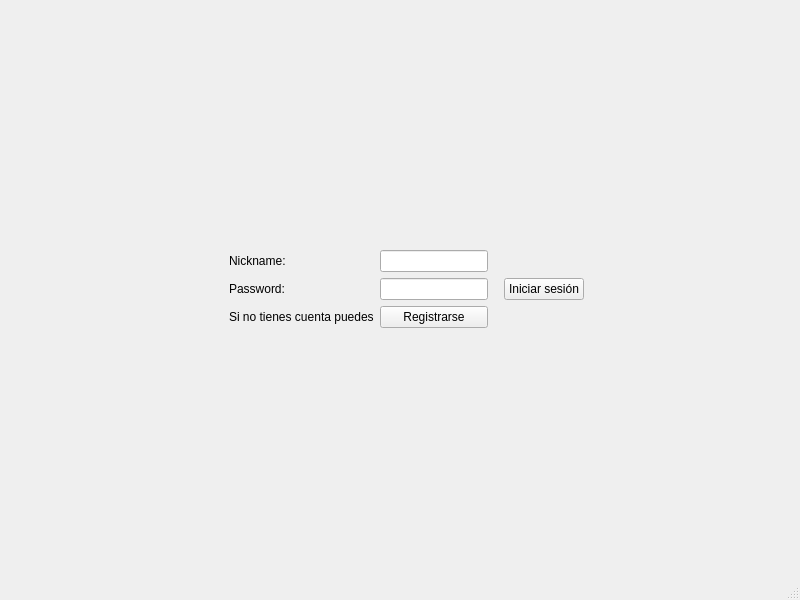
The window that mainwindow.ui (Sunimik1975/ihm_4connect) describes before a commit, drawn with Qt 5.
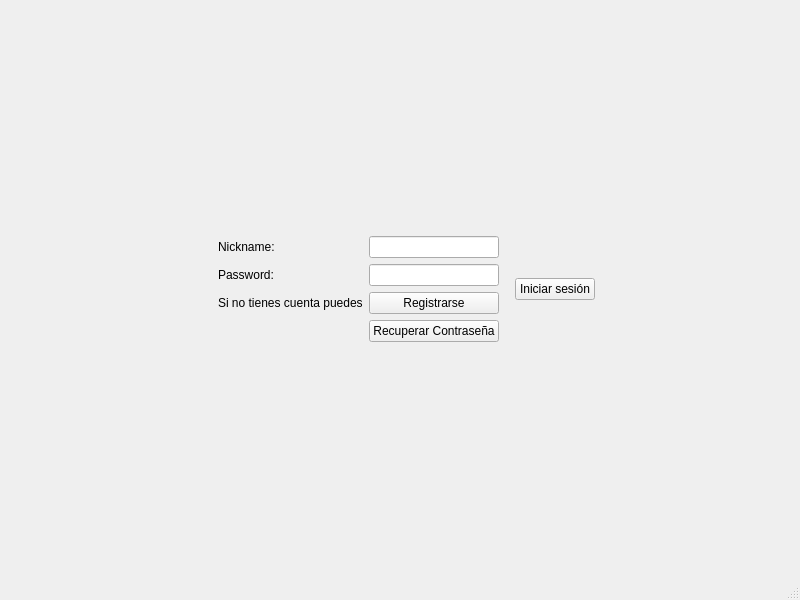
The same window after the commit.

Commit message: password recovery

What changed in the file:
```diff
--- a/mainwindow.ui
+++ b/mainwindow.ui
@@ -120,6 +120,13 @@
           </property>
          </widget>
         </item>
+        <item row="3" column="1">
+         <widget class="QPushButton" name="recorveryPassword">
+          <property name="text">
+           <string>Recuperar Contraseña</string>
+          </property>
+         </widget>
+        </item>
        </layout>
       </item>
       <item row="3" column="0" rowspan="2" colspan="6">
```
Left out of the diff: 2 changed lines with no effect on the pictures. The commit also changes 2 other files.
